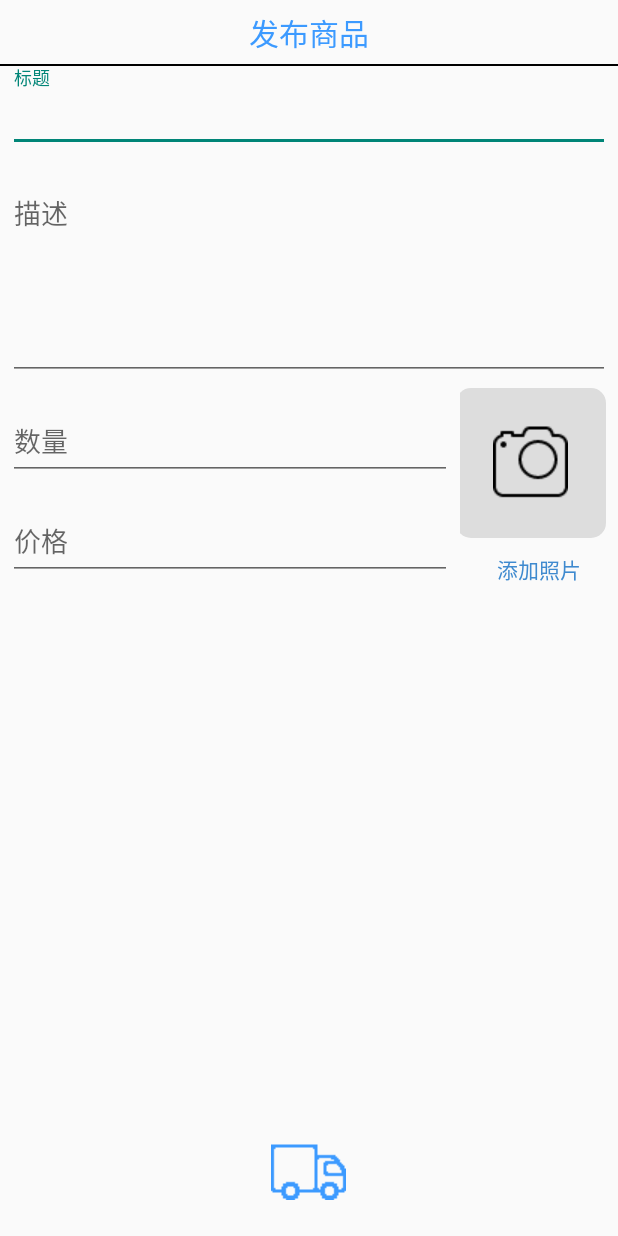
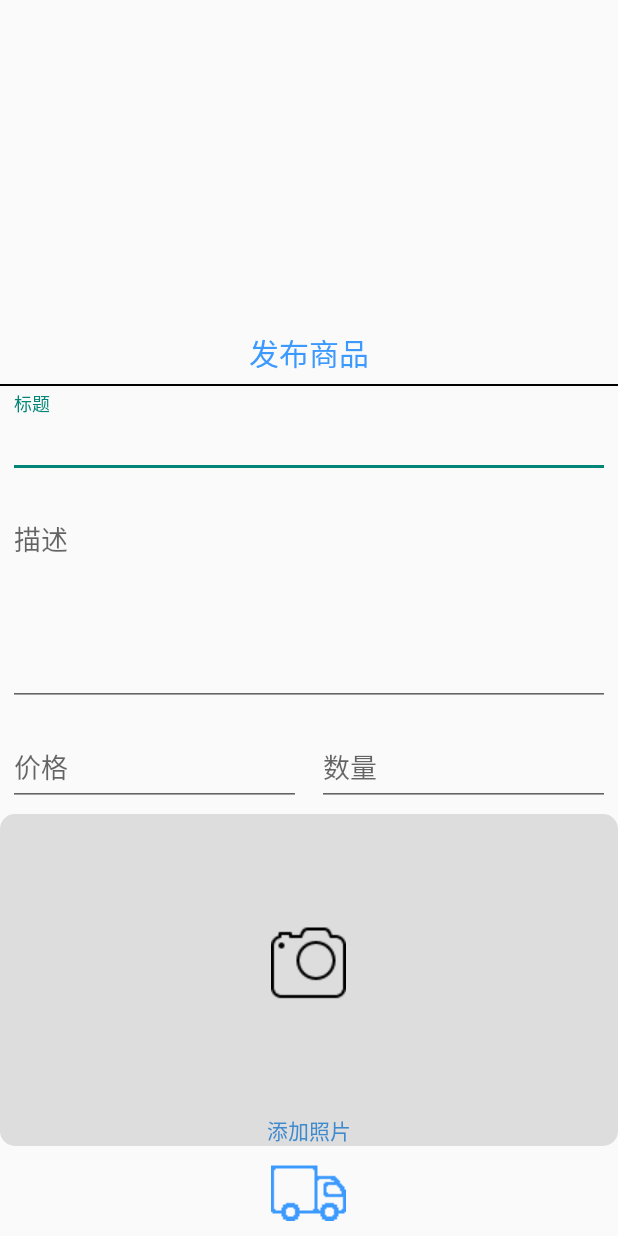
Before and after one commit to DGUT-Asiasoft-2013/Client_DIBIAOZUIQIANGTEAM, an Android app: the GoodsAddActivity screen opened directly, with no data from a screen before it, on a phone screen of 412 x 824 dp. Run offline under Robolectric (Android 15) with nearby library versions, the phone set to English and light mode, and no system bars.

Commit message:
商品展示和上架的美化，增加了自动下拉刷新功能

```diff
--- a/app/build.gradle
+++ b/app/build.gradle
@@ -49,4 +49,5 @@ dependencies {
     compile 'com.android.support:design:25.0.1'
     compile 'com.android.support.constraint:constraint-layout:1.0.0-alpha7'
     testCompile 'junit:junit:4.12'
+    compile files('libs/picasso-2.5.2.jar')
 }
--- a/app/src/main/java/com/dgut/collegemarket/activity/GoodsAddActivity.java
+++ b/app/src/main/java/com/dgut/collegemarket/activity/GoodsAddActivity.java
@@ -12,6 +12,7 @@ import android.widget.Toast;
 import com.dgut.collegemarket.R;
 import com.dgut.collegemarket.api.Server;
 import com.dgut.collegemarket.api.entity.Goods;
+import com.dgut.collegemarket.fragment.InputCell.PictrueHDInputCellFragment;
 import com.dgut.collegemarket.fragment.InputCell.PictrueInputCellFragment;
 import com.dgut.collegemarket.fragment.InputCell.SimpleTextInputCellFragment;
 import com.dgut.collegemarket.util.AnimationEffec;
@@ -34,7 +35,7 @@ public class GoodsAddActivity extends Activity {
     SimpleTextInputCellFragment contentFrag;
     SimpleTextInputCellFragment priceFrag;
     SimpleTextInputCellFragment quantityFrag;
-    PictrueInputCellFragment pictrueFrag;
+    PictrueHDInputCellFragment pictrueFrag;
 
     @Override
     protected void onCreate(Bundle savedInstanceState) {
@@ -45,7 +46,7 @@ public class GoodsAddActivity extends Activity {
         contentFrag = (SimpleTextInputCellFragment) getFragmentManager().findFragmentById(R.id.fragment_content);
         priceFrag = (SimpleTextInputCellFragment) getFragmentManager().findFragmentById(R.id.fragment_price);
         quantityFrag = (SimpleTextInputCellFragment) getFragmentManager().findFragmentById(R.id.fragment_quantity);
-        pictrueFrag = (PictrueInputCellFragment) getFragmentManager().findFragmentById(R.id.fragment_pictrue);
+        pictrueFrag = (PictrueHDInputCellFragment) getFragmentManager().findFragmentById(R.id.fragment_pictrue);
 
 
         truckImg.setOnClickListener(new View.OnClickListener() {
--- a/app/src/main/java/com/dgut/collegemarket/activity/MainActivity.java
+++ b/app/src/main/java/com/dgut/collegemarket/activity/MainActivity.java
@@ -4,6 +4,7 @@ import android.app.Activity;
 import android.app.Fragment;
 import android.app.FragmentTransaction;
 import android.os.Bundle;
+import android.support.annotation.Nullable;
 
 import com.dgut.collegemarket.R;
 import com.dgut.collegemarket.fragment.pages.GoodsListFragment;
@@ -48,6 +49,7 @@ public class MainActivity extends Activity {
     }
 
 
+
     private void changeContentPageFragment(int index) {
         FragmentTransaction transition = getFragmentManager().beginTransaction();
         Fragment newFrag = null;
@@ -57,6 +59,7 @@ public class MainActivity extends Activity {
                 if (contentFeedList == null) {
                     contentFeedList = new GoodsListFragment();
                     transition.add(R.id.page_content, contentFeedList);
+
                 }
                 newFrag = contentFeedList;
                 break;
--- a/app/src/main/res/layout/activity_goods_add.xml
+++ b/app/src/main/res/layout/activity_goods_add.xml
@@ -13,12 +13,19 @@
             android:layout_width="wrap_content"
             android:layout_height="wrap_content"
             android:src="@drawable/truck"
-
             android:layout_alignParentBottom="true"
             android:layout_centerHorizontal="true"
-            android:layout_marginBottom="24dp" />
-
-
+            android:layout_marginBottom="10dp" />
+<ScrollView
+    android:layout_width="match_parent"
+    android:layout_height="wrap_content"
+    android:layout_above="@+id/truck"
+    android:layout_alignParentStart="true">
+<LinearLayout
+    android:layout_width="match_parent"
+    android:layout_height="wrap_content"
+    android:orientation="vertical"
+    android:layout_above="@+id/truck">
 
     <RelativeLayout
         android:layout_width="match_parent"
@@ -55,8 +62,7 @@
         class="com.dgut.collegemarket.fragment.InputCell.SimpleTextInputCellFragment"
         android:layout_width="match_parent"
         android:layout_height="wrap_content"
-        tools:layout="@layout/fragment_inputcell_simpletext"
-        android:layout_marginTop="40dp"></fragment>
+        tools:layout="@layout/fragment_inputcell_simpletext"></fragment>
 
     <fragment
         android:id="@+id/fragment_content"
@@ -67,34 +73,45 @@
         android:layout_below="@+id/fragment_title"
         tools:layout="@layout/fragment_inputcell_simpletext"></fragment>
 
+
+    <LinearLayout
+        android:layout_width="match_parent"
+        android:layout_height="match_parent"
+        android:orientation="horizontal">
+
+        <fragment
+            android:id="@+id/fragment_price"
+            class="com.dgut.collegemarket.fragment.InputCell.SimpleTextInputCellFragment"
+            android:layout_width="match_parent"
+            android:layout_height="wrap_content"
+            android:layout_alignStart="@+id/fragment_pictrue"
+            android:layout_below="@+id/fragment_quantity"
+            android:layout_weight="1"
+            tools:layout="@layout/fragment_inputcell_simpletext"></fragment>
+
+        <fragment
+            android:id="@+id/fragment_quantity"
+            class="com.dgut.collegemarket.fragment.InputCell.SimpleTextInputCellFragment"
+            android:layout_width="match_parent"
+            android:layout_height="wrap_content"
+            android:layout_alignParentStart="true"
+            android:layout_below="@+id/fragment_content"
+            android:layout_weight="1"
+            tools:layout="@layout/fragment_inputcell_simpletext"></fragment>
+    </LinearLayout>
+
     <fragment
         android:id="@+id/fragment_pictrue"
-        android:layout_width="wrap_content"
+        android:layout_width="match_parent"
         android:layout_height="wrap_content"
-        class="com.dgut.collegemarket.fragment.InputCell.PictrueInputCellFragment"
+        class="com.dgut.collegemarket.fragment.InputCell.PictrueHDInputCellFragment"
         tools:layout="@layout/fragment_inputcell_pictrue"
-        android:layout_below="@+id/fragment_content"
-        android:layout_alignParentEnd="true"></fragment>
+        android:layout_below="@+id/fragment_price"
+        android:layout_alignParentStart="true"></fragment>
 
 
 
-    <fragment
-        android:id="@+id/fragment_quantity"
-        class="com.dgut.collegemarket.fragment.InputCell.SimpleTextInputCellFragment"
-        android:layout_width="match_parent"
-        android:layout_height="wrap_content"
-        tools:layout="@layout/fragment_inputcell_simpletext"
-        android:layout_below="@+id/fragment_content"
-        android:layout_alignParentStart="true"
-        android:layout_toStartOf="@+id/fragment_pictrue"></fragment>
-    <fragment
-        android:id="@+id/fragment_price"
-        class="com.dgut.collegemarket.fragment.InputCell.SimpleTextInputCellFragment"
-        android:layout_width="match_parent"
-        android:layout_height="wrap_content"
-        tools:layout="@layout/fragment_inputcell_simpletext"
-        android:layout_below="@id/fragment_quantity"
-        android:layout_alignParentStart="true"
-        android:layout_toStartOf="@+id/fragment_pictrue"></fragment>
 
+</LinearLayout>
+</ScrollView>
 </RelativeLayout>
--- /dev/null
+++ b/app/src/main/res/layout/fragment_inputcell_pictrue_hd.xml
@@ -0,0 +1,36 @@
+<?xml version="1.0" encoding="utf-8"?>
+<LinearLayout xmlns:android="http://schemas.android.com/apk/res/android"
+    android:layout_width="match_parent"
+    android:layout_height="match_parent"
+    android:background="@drawable/bg_corners"
+    android:gravity="center_horizontal"
+    android:orientation="vertical"
+  >
+
+    <RelativeLayout
+        android:id="@+id/line_camera"
+        android:layout_width="wrap_content"
+        android:layout_height="200dp"
+        android:layout_alignBottom="@+id/fragment_price"
+        android:layout_alignParentEnd="true"
+        android:padding="10dp">
+
+
+        <ImageView
+            android:id="@+id/imageView"
+            android:layout_width="wrap_content"
+            android:layout_height="wrap_content"
+            android:layout_centerInParent="true"
+            android:scaleType="centerCrop"
+            android:src="@drawable/camera" />
+
+    </RelativeLayout>
+
+    <TextView
+        android:id="@+id/labletext"
+        android:layout_width="wrap_content"
+        android:layout_height="wrap_content"
+
+        android:text="添加照片"
+        android:textColor="#3f8acf" />
+</LinearLayout>
```
Also changed, not shown: app/src/main/AndroidManifest.xml (+7 -0 lines), app/src/main/java/com/dgut/collegemarket/activity/RegisterActivity.java (+15 -6 lines), app/src/main/java/com/dgut/collegemarket/adapter/GoodsListAdapter.java (+21 -9 lines), app/src/main/java/com/dgut/collegemarket/fragment/InputCell/PictrueHDInputCellFragment.java (added, +154 -0 lines), app/src/main/java/com/dgut/collegemarket/fragment/pages/GoodsListFragment.java (+36 -9 lines), app/src/main/res/layout/list_foot.xml (added, +14 -0 lines), app/src/main/res/layout/list_goods_item.xml (+16 -16 lines), app/libs/picasso-2.5.2.jar (added).
